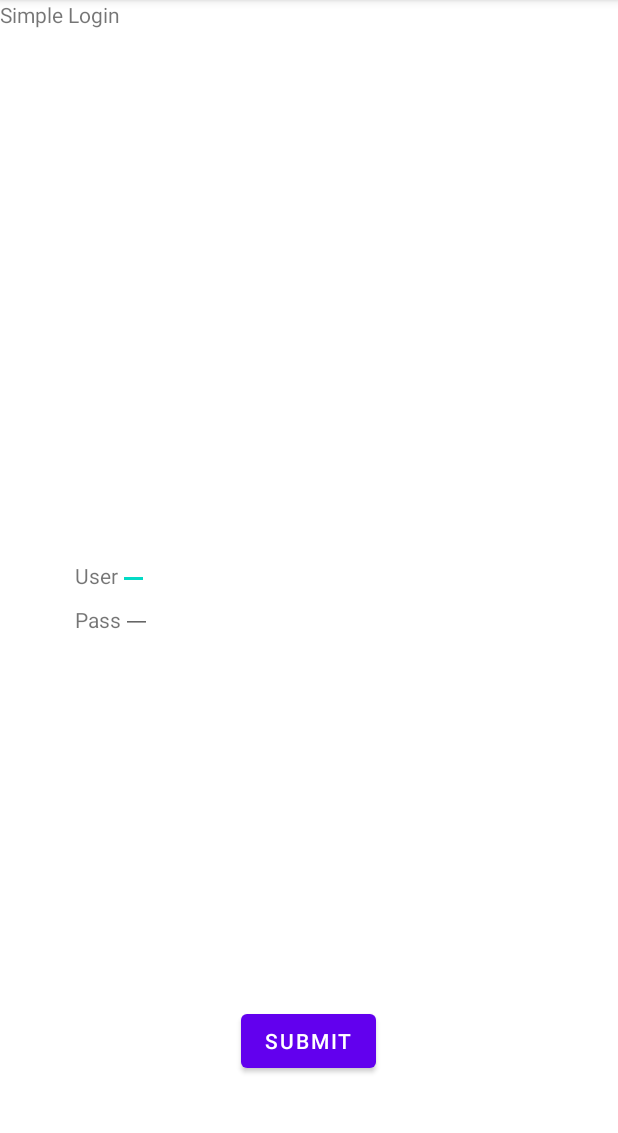
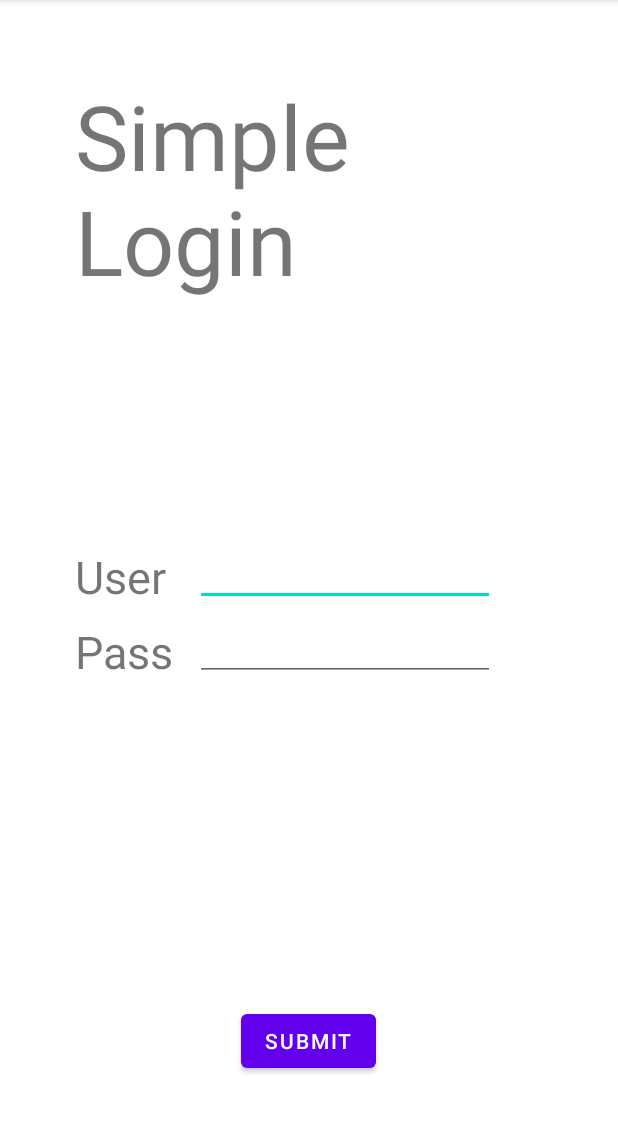
Before and after one commit to kszhao552/Flashcards, an Android app: the screen it shows after launch (Login), on a phone screen of 412 x 824 dp, the part 84-1217 px from its top. Run offline under Robolectric (Android 15) with nearby library versions, the phone set to English and light mode, and no system bars.

Commit message:
add style to login page
Theme needs to be updated that isn't the default style

```diff
--- a/app/src/main/res/layout/activity_login.xml
+++ b/app/src/main/res/layout/activity_login.xml
@@ -7,29 +7,35 @@
     tools:context=".Login">
 
     <TextView
+        style="@style/simple_style"
         android:layout_width="wrap_content"
         android:layout_height="wrap_content"
-        android:text="Simple Login"/>
+        android:layout_marginTop="50dp"
+        android:layout_alignLeft="@+id/user_text_name"
+        />
 
     <TextView
         android:id="@+id/user_text_name"
+        style="@style/user_text_style"
         android:layout_centerVertical="true"
         android:layout_width="wrap_content"
         android:layout_height="wrap_content"
         android:layout_marginLeft="50dp"
         android:layout_marginBottom="10dp"
-        android:text="User"/>
+        />
 
     <TextView
         android:id="@+id/pass_text_name"
+        style="@style/pass_text_style"
         android:layout_width="wrap_content"
         android:layout_height="wrap_content"
         android:layout_below="@+id/user_text_name"
         android:layout_alignLeft="@+id/user_text_name"
-        android:text="Pass"/>
+        />
 
     <EditText
         android:id="@+id/user_edit_name"
+        style="@style/user_edit_style"
         android:layout_toRightOf="@+id/user_text_name"
         android:layout_width="wrap_content"
         android:layout_height="wrap_content"
@@ -38,11 +44,12 @@
 
     <EditText
         android:id="@+id/pass_edit_name"
+        style="@style/pass_edit_style"
         android:layout_width="wrap_content"
         android:layout_height="wrap_content"
         android:layout_alignBottom="@+id/pass_text_name"
         android:layout_toRightOf="@+id/pass_text_name"
-        android:inputType="textPassword"/>
+        />
 
     <Button
         android:id="@+id/login_btn_name"
--- a/app/src/main/res/values/strings.xml
+++ b/app/src/main/res/values/strings.xml
@@ -3,4 +3,7 @@
     <string name="generate_string">Generate 10 Random Problems</string>
     <string name="submit_string">Submit</string>
     <string name="answer_string">Your Answer</string>
+    <string name="user_string">User</string>
+    <string name="pass_string">Pass</string>
+    <string name="simple_string">Simple Login</string>
 </resources>
--- a/app/src/main/res/values/themes.xml
+++ b/app/src/main/res/values/themes.xml
@@ -19,6 +19,19 @@
         <item name="android:layout_width">wrap_content</item>
     </style>
 
+    <style name="login_text">
+        <item name="android:height">40dp</item>
+        <item name="android:width">80dp</item>
+        <item name="android:textSize">30dp</item>
+    </style>
+
+    <style name="edit_text">
+        <item name="android:height">50dp</item>
+        <item name="android:width">200dp</item>
+        <item name="android:textSize">25dp</item>
+        <item name="android:imeOptions">actionNext</item>
+    </style>
+
     <style name="submit_style" parent="wrap">
         <item name="android:text">@string/submit_string</item>
         <item name="android:enabled">false</item>
@@ -36,4 +49,27 @@
     <style name="text_answer_style" parent="wrap">
         <item name="android:text">@string/answer_string</item>
     </style>
+
+    <style name="user_text_style" parent="login_text">
+        <item name="android:text">@string/user_string</item>
+    </style>
+
+    <style name="pass_text_style" parent="login_text">
+        <item name="android:text">@string/pass_string</item>
+    </style>
+
+    <style name="user_edit_style" parent="edit_text">
+        <item name="android:inputType">text</item>
+    </style>
+
+    <style name="pass_edit_style" parent="edit_text">
+        <item name="android:inputType">textPassword</item>
+    </style>
+
+    <style name="simple_style">
+        <item name="android:text">@string/simple_string</item>
+        <item name="android:textSize">60dp</item>
+        <item name="android:height">150dp</item>
+        <item name="android:width">200dp</item>
+    </style>
 </resources>
```
